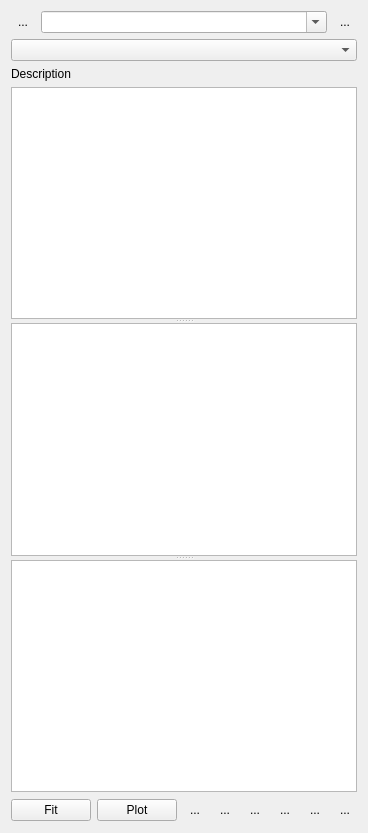
The window that ui/FitUi.ui (MonroeQuantumNetworks/IonControl) describes before a commit, drawn with Qt 5.
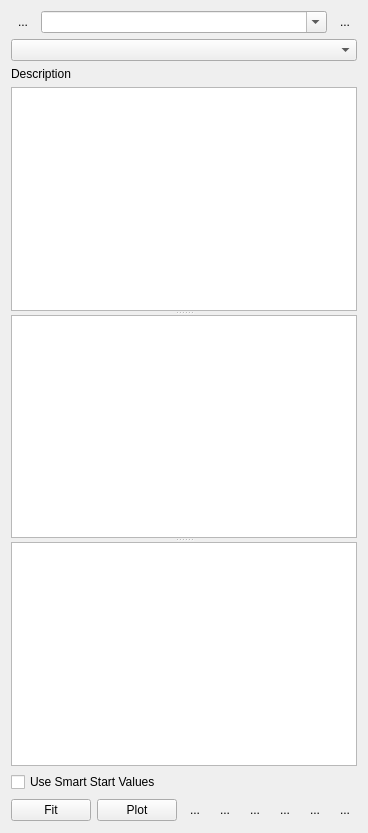
The same window after the commit. Icons and pictures are not drawn. Custom widgets are drawn as their Qt base class.

Commit message: add smartStartValues to fits (fitfunctions need to implement)

```diff
--- a/ui/FitUi.ui
+++ b/ui/FitUi.ui
@@ -110,6 +110,13 @@
      <widget class="QTableView" name="pushTableView"/>
     </widget>
    </item>
+   <item>
+    <widget class="QCheckBox" name="checkBoxUseSmartStartValues">
+     <property name="text">
+      <string>Use Smart Start Values</string>
+     </property>
+    </widget>
+   </item>
    <item>
     <layout class="QHBoxLayout" name="horizontalLayout">
      <item>
```
The commit also changes 3 other files.
